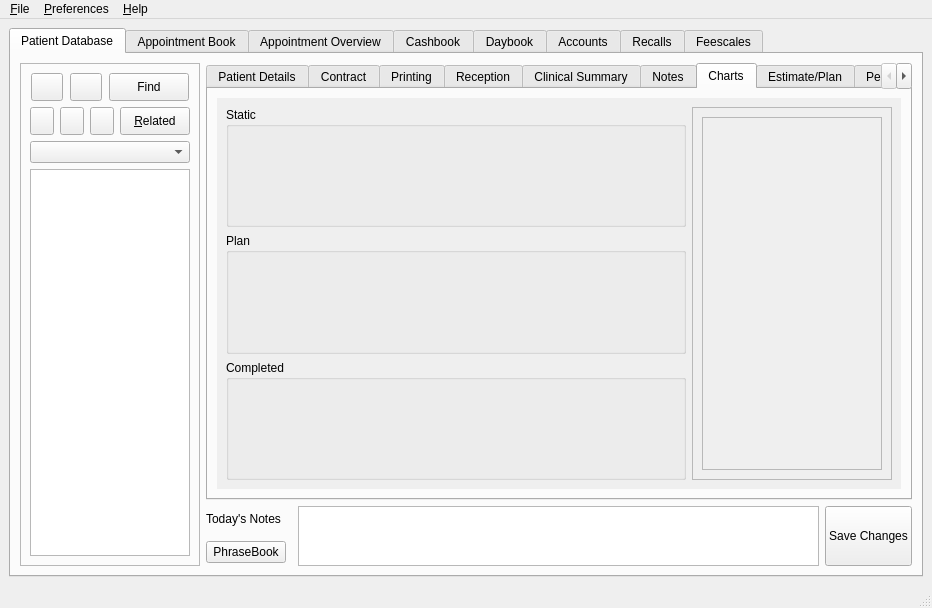
First picture: the form in qt-designer/main.ui, repository rowinggolfer/openmolar1, before the edit.
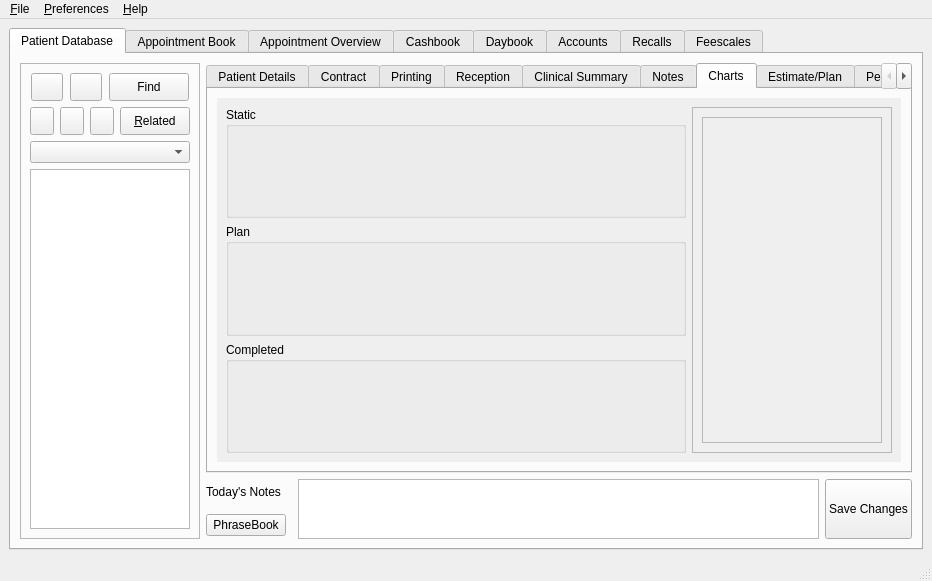
Second picture: the form after the edit. The open tabs and pages were chosen to show the change. Icons and pictures are not drawn.

```diff
--- a/qt-designer/main.ui
+++ b/qt-designer/main.ui
@@ -6,7 +6,7 @@
     <x>0</x>
     <y>0</y>
     <width>932</width>
-    <height>608</height>
+    <height>569</height>
    </rect>
   </property>
   <property name="sizePolicy" >
@@ -2612,8 +2612,8 @@
                    <rect>
                     <x>0</x>
                     <y>0</y>
-                    <width>311</width>
-                    <height>105</height>
+                    <width>684</width>
+                    <height>351</height>
                    </rect>
                   </property>
                   <layout class="QVBoxLayout" name="verticalLayout_5" >
```
Left out of the diff: 24 changed lines with no effect on the pictures.
